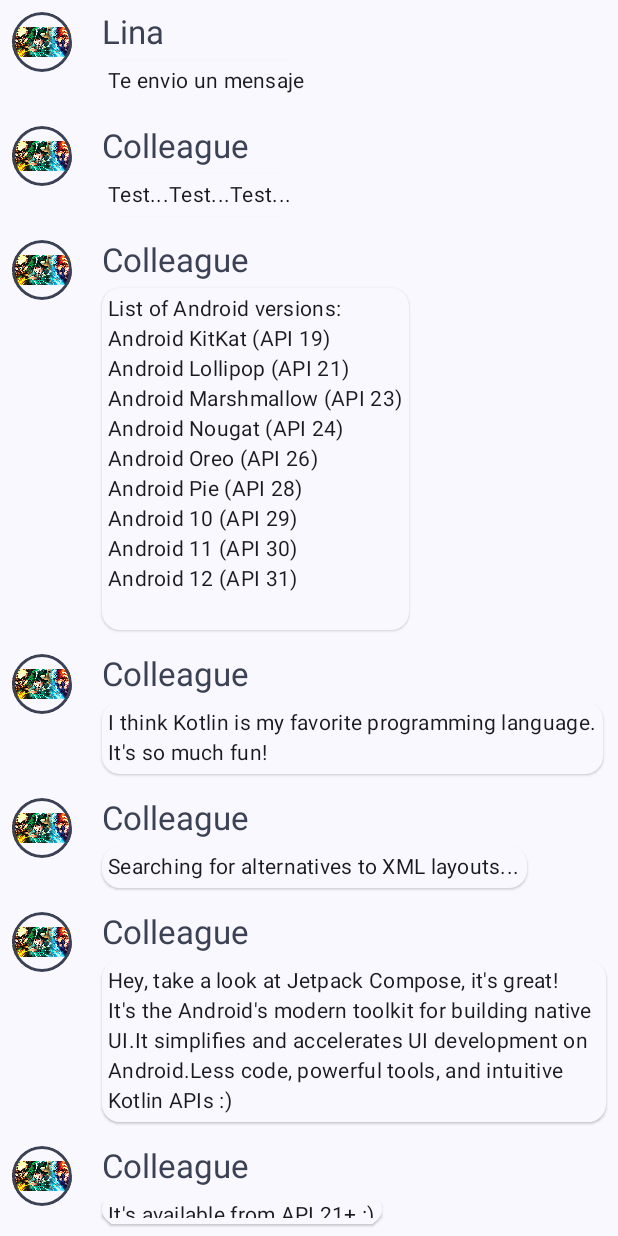
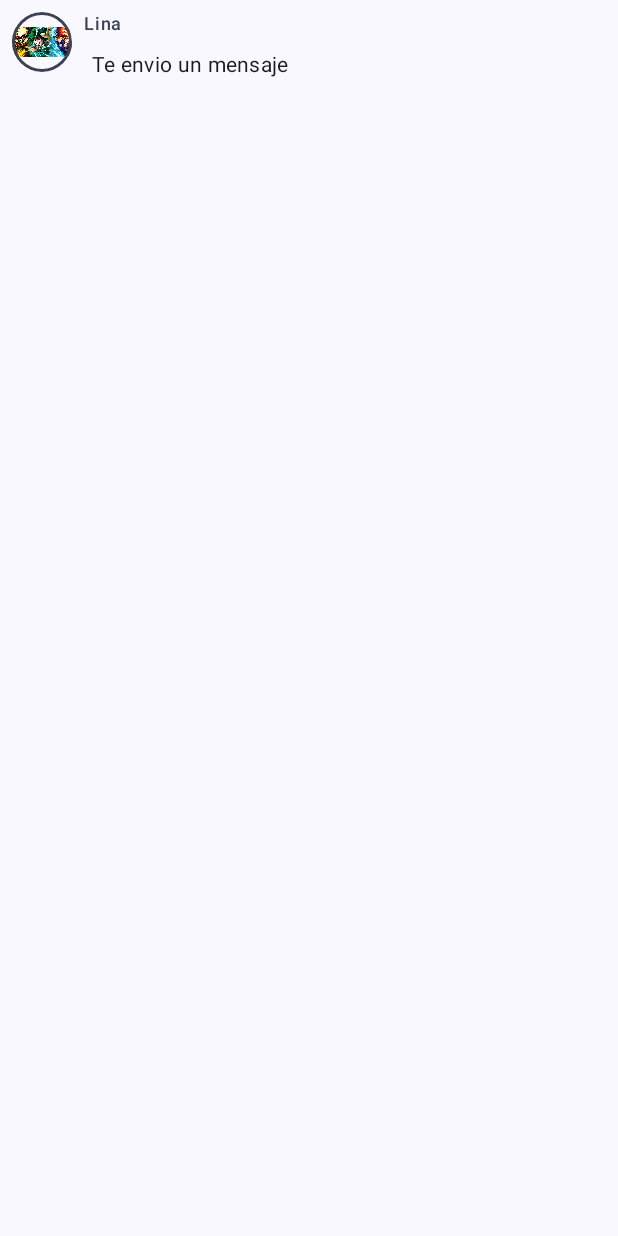
Before and after one commit to ycystorm/listaDeContactos, an Android app built with Jetpack Compose: the screen it shows after launch (MainActivity), on a phone screen of 412 x 824 dp. Run offline under Robolectric (Android 15) with nearby library versions, the phone set to English and light mode, and no system bars.

Commit message:
lista de contactos terminada

```diff
--- a/app/src/main/java/co/edu/sena/proyecto/model/tutorial2/MainActivity.kt
+++ b/app/src/main/java/co/edu/sena/proyecto/model/tutorial2/MainActivity.kt
@@ -4,8 +4,11 @@ import android.content.res.Configuration
 import android.os.Bundle
 import androidx.activity.ComponentActivity
 import androidx.activity.compose.setContent
+import androidx.compose.animation.animateColorAsState
+import androidx.compose.animation.animateContentSize
 import androidx.compose.foundation.Image
 import androidx.compose.foundation.border
+import androidx.compose.foundation.clickable
 import androidx.compose.foundation.layout.Column
 import androidx.compose.foundation.layout.Row
 import androidx.compose.foundation.layout.Spacer
@@ -21,12 +24,17 @@ import androidx.compose.material3.MaterialTheme
 import androidx.compose.material3.Surface
 import androidx.compose.material3.Text
 import androidx.compose.runtime.Composable
+import androidx.compose.runtime.getValue
+import androidx.compose.runtime.mutableStateOf
+import androidx.compose.runtime.remember
+import androidx.compose.runtime.setValue
 import androidx.compose.ui.Modifier
 import androidx.compose.ui.draw.clip
 import androidx.compose.ui.res.painterResource
 import androidx.compose.ui.tooling.preview.Preview
 import androidx.compose.ui.unit.dp
 import co.edu.sena.proyecto.model.tutorial2.ui.theme.Tutorial2Theme
+
 
 
 class MainActivity : ComponentActivity() {
@@ -37,97 +45,6 @@ class MainActivity : ComponentActivity() {
                 Surface(modifier = Modifier.fillMaxSize()) {
                     Column {
                         MessageCard(Message("Lina", "Te envio un mensaje"))
-                        MessageCard(
-                            Message(
-                                "Colleague",
-                                "Test...Test...Test..."
-                            )
-                        )
-                        MessageCard(
-                            Message(
-                                "Colleague",
-                                "List of Android versions:\n" +
-                                        "Android KitKat (API 19)\n" +
-                                        "Android Lollipop (API 21)\n" +
-                                        "Android Marshmallow (API 23)\n" +
-                                        "Android Nougat (API 24)\n" +
-                                        "Android Oreo (API 26)\n" +
-                                        "Android Pie (API 28)\n" +
-                                        "Android 10 (API 29)\n" +
-                                        "Android 11 (API 30)\n" +
-                                        "Android 12 (API 31)\n"
-                            )
-                        )
-                        MessageCard(
-                            Message(
-                                "Colleague",
-                                "I think Kotlin is my favorite programming language.\n" +
-                                        "It's so much fun!"
-                            )
-                        )
-                        MessageCard(
-                            Message(
-                                "Colleague",
-                                "Searching for alternatives to XML layouts..."
-                            )
-                        )
-                        MessageCard(
-                            Message(
-                                "Colleague",
-                                "Hey, take a look at Jetpack Compose, it's great!\n" +
-                                        "It's the Android's modern toolkit for building native UI." +
-                                        "It simplifies and accelerates UI development on Android." +
-                                        "Less code, powerful tools, and intuitive Kotlin APIs :)"
-                            )
-                        )
-                        MessageCard(
-                            Message(
-                                "Colleague",
-                                "It's available from API 21+ :)"
-                            )
-                        )
-                        MessageCard(
-                            Message(
-                                "Colleague",
-                                "Writing Kotlin for UI seems so natural, Compose where have you been all my life?"
-                            )
-                        )
-                        MessageCard(
-                            Message(
-                                "Colleague",
-                                "Android Studio next version's name is Arctic Fox"
-                            )
-                        )
-                        MessageCard(
-                            Message(
-                                "Colleague",
-                                "Android Studio Arctic Fox tooling for Compose is top notch ^_^"
-                            )
-                        )
-                        MessageCard(
-                            Message(
-                                "Colleague",
-                                "I didn't know you can now run the emulator directly from Android Studio"
-                            )
-                        )
-                        MessageCard(
-                            Message(
-                                "Colleague",
-                                "Compose Previews are great to check quickly how a composable layout looks like"
-                            )
-                        )
-                        MessageCard(
-                            Message(
-                                "Colleague",
-                                "Previews are also interactive after enabling the experimental setting"
-                            )
-                        )
-                        MessageCard(
-                            Message(
-                                "Colleague",
-                                "Have you tried writing build.gradle with KTS?"
-                            )
-                        )
                     }
 
                 }
@@ -154,29 +71,39 @@ fun MessageCard(msg: Message) {
                 .border(1.5.dp, MaterialTheme.colorScheme.secondary, CircleShape)
         )
 
-        // Add a horizontal space between the image and the column
-        Spacer(modifier = Modifier.width(20.dp))
+        Spacer(modifier = Modifier.width(8.dp))
 
-        Column {
+        var isExpanded by remember { mutableStateOf(false) }
+        val surfaceColor by animateColorAsState(
+            if (isExpanded) MaterialTheme.colorScheme.primary else MaterialTheme.colorScheme.surface,
+            label = ""
+        )
+        Column(modifier = Modifier.clickable { isExpanded = !isExpanded }) {
             Text(
                 text = msg.author,
                 color = MaterialTheme.colorScheme.secondary,
-                style = MaterialTheme.typography.titleLarge
+                style = MaterialTheme.typography.labelMedium
             )
-            // Add a vertical space between the author and message texts
+
             Spacer(modifier = Modifier.height(4.dp))
-
-            Surface(shape = MaterialTheme.shapes.medium, shadowElevation = 1.dp) {
+            Surface(
+                shape = MaterialTheme.shapes.medium,
+                shadowElevation = 1.dp,
+                color = surfaceColor,
+                modifier = Modifier.animateContentSize().padding(1.dp)
+            ) {
                 Text(
                     text = msg.body,
                     modifier = Modifier.padding(all = 4.dp),
+                    maxLines = if (isExpanded) Int.MAX_VALUE else 1,
                     style = MaterialTheme.typography.bodyMedium
                 )
-
             }
         }
     }
-}
+
+    }
+
 
 @Preview(name = "Light Mode")
 @Preview(
--- a/app/src/main/java/co/edu/sena/proyecto/model/tutorial2/Tutorial.kt
+++ b/app/src/main/java/co/edu/sena/proyecto/model/tutorial2/Tutorial.kt
@@ -4,11 +4,11 @@ object Tutorial {
     // Sample conversation data
     val conversationSample = listOf(
         Message(
-            "Colleague",
+            "samuel",
             "Test...Test...Test..."
         ),
         Message(
-            "Colleague",
+            "samuel",
             "List of Android versions:\n" +
                     "Android KitKat (API 19)\n" +
                     "Android Lollipop (API 21)\n" +
@@ -21,51 +21,51 @@ object Tutorial {
                     "Android 12 (API 31)\n"
         ),
         Message(
-            "Colleague",
+            "samuel",
             "I think Kotlin is my favorite programming language.\n" +
                     "It's so much fun!"
         ),
         Message(
-            "Colleague",
+            "samuel",
             "Searching for alternatives to XML layouts..."
         ),
         Message(
-            "Colleague",
+            "samuel",
             "Hey, take a look at Jetpack Compose, it's great!\n" +
                     "It's the Android's modern toolkit for building native UI." +
                     "It simplifies and accelerates UI development on Android." +
                     "Less code, powerful tools, and intuitive Kotlin APIs :)"
         ),
         Message(
-            "Colleague",
+            "samuel",
             "It's available from API 21+ :)"
         ),
         Message(
-            "Colleague",
+            "samuel",
             "Writing Kotlin for UI seems so natural, Compose where have you been all my life?"
         ),
         Message(
-            "Colleague",
+            "samuel",
             "Android Studio next version's name is Arctic Fox"
         ),
         Message(
-            "Colleague",
+            "samuel",
             "Android Studio Arctic Fox tooling for Compose is top notch ^_^"
         ),
         Message(
-            "Colleague",
+            "samuel",
             "I didn't know you can now run the emulator directly from Android Studio"
         ),
         Message(
-            "Colleague",
+            "samuel",
             "Compose Previews are great to check quickly how a composable layout looks like"
         ),
         Message(
-            "Colleague",
+            "samuel",
             "Previews are also interactive after enabling the experimental setting"
         ),
         Message(
-            "Colleague",
+            "samuel",
             "Have you tried writing build.gradle with KTS?"
         ),
     )
```
